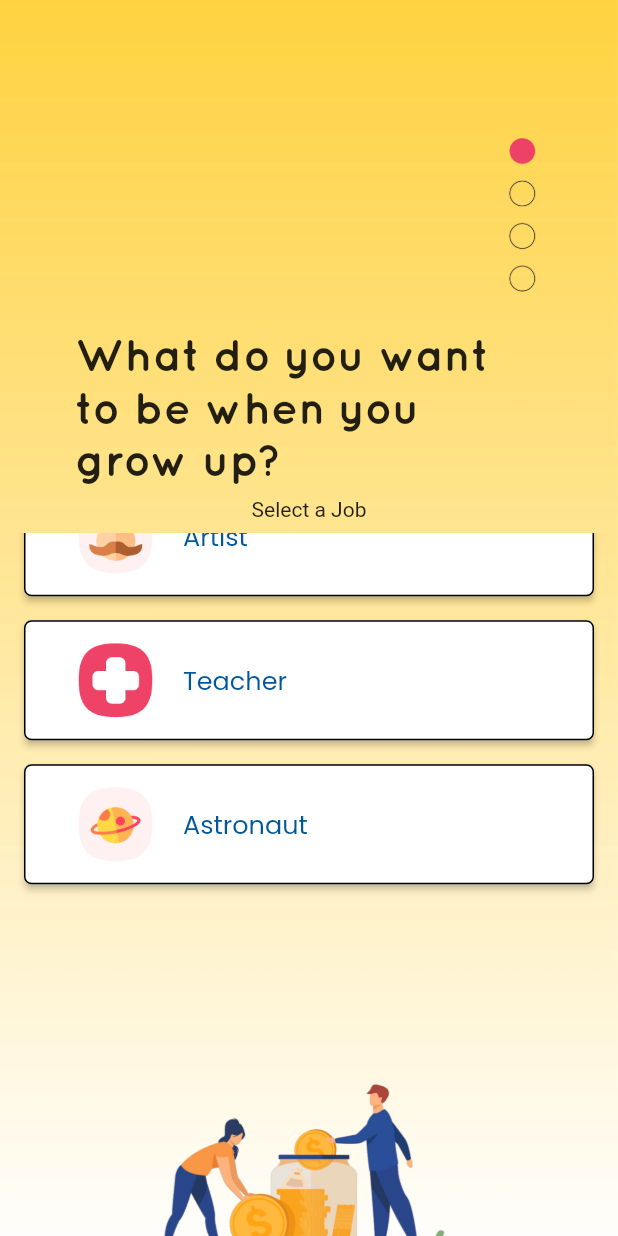
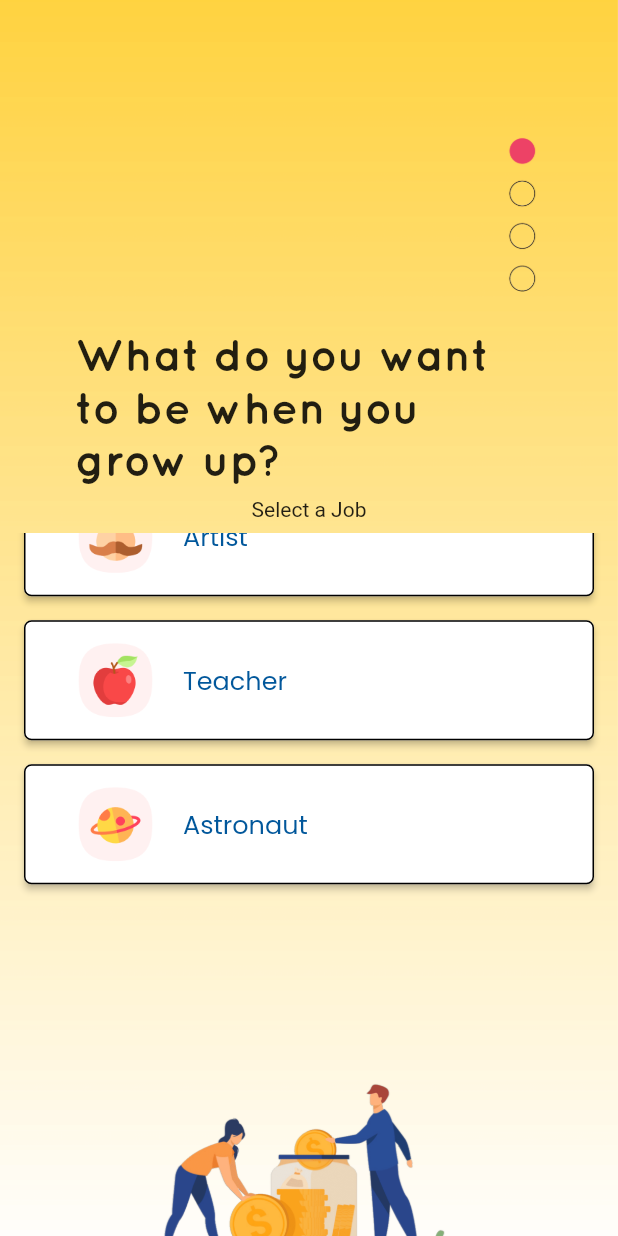
Before and after one commit to emilydeutsch/KA-CHING, a Flutter app: the JobPage screen opened directly, scrolled down 150 dp, on a phone screen of 412 x 824 dp. Run offline on Flutter 3.47's test engine with Material 2 defaults, Android fonts, the phone set to English and light mode, and no system bars.

Commit message:
Job Teacher Update

```diff
--- a/lib/JobPage.dart
+++ b/lib/JobPage.dart
@@ -175,7 +175,7 @@ class _JobPageState extends State<JobPage> {
                               padding: const EdgeInsets.only(left: 20),
                               child: SizedBox(
                                   width: 50,
-                                  child: Image.asset("lib/images/doctor.png")
+                                  child: Image.asset("lib/images/newyork.png")
                               ),
                             ),
                             Padding(
```
